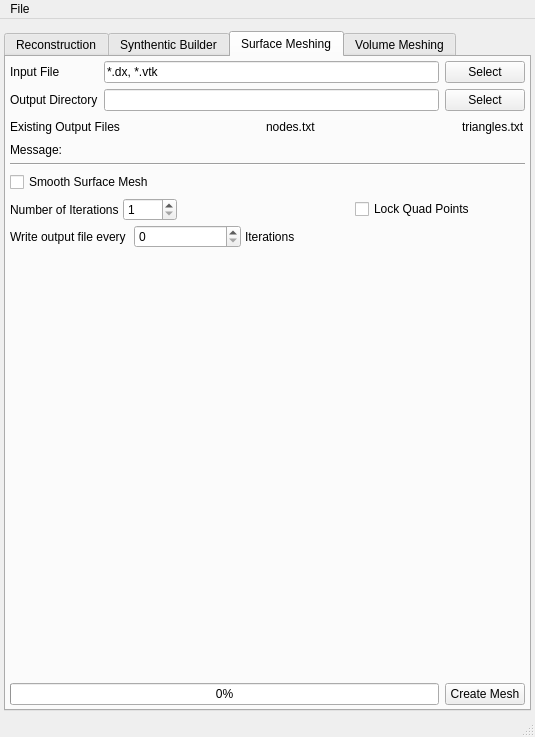
First picture: the form in Source/AIM/GUI/UI_Files/RepresentationUI.ui, repository BlueQuartzSoftware/DREAM3D, before the edit.
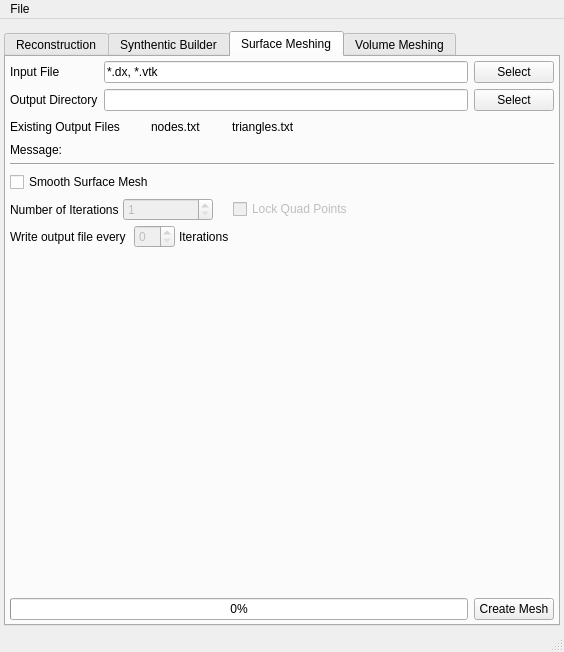
Second picture: the form after the edit. The open tabs and pages were chosen to show the change. Icons and pictures are not drawn.

```diff
--- a/Source/AIM/GUI/UI_Files/RepresentationUI.ui
+++ b/Source/AIM/GUI/UI_Files/RepresentationUI.ui
@@ -6,8 +6,8 @@
    <rect>
     <x>0</x>
     <y>0</y>
-    <width>535</width>
-    <height>737</height>
+    <width>564</width>
+    <height>652</height>
    </rect>
   </property>
   <property name="windowTitle">
@@ -1350,9 +1350,12 @@
             <property name="orientation">
              <enum>Qt::Horizontal</enum>
             </property>
+            <property name="sizeType">
+             <enum>QSizePolicy::Fixed</enum>
+            </property>
             <property name="sizeHint" stdset="0">
              <size>
-              <width>40</width>
+              <width>12</width>
               <height>20</height>
              </size>
             </property>
@@ -1380,9 +1383,12 @@
             <property name="orientation">
              <enum>Qt::Horizontal</enum>
             </property>
+            <property name="sizeType">
+             <enum>QSizePolicy::Fixed</enum>
+            </property>
             <property name="sizeHint" stdset="0">
              <size>
-              <width>40</width>
+              <width>12</width>
               <height>20</height>
              </size>
             </property>
@@ -1405,6 +1411,19 @@
             </property>
            </widget>
           </item>
+          <item>
+           <spacer name="horizontalSpacer_10">
+            <property name="orientation">
+             <enum>Qt::Horizontal</enum>
+            </property>
+            <property name="sizeHint" stdset="0">
+             <size>
+              <width>40</width>
+              <height>20</height>
+             </size>
+            </property>
+           </spacer>
+          </item>
          </layout>
         </item>
         <item>
@@ -1450,6 +1469,9 @@
             </item>
             <item>
              <widget class="QSpinBox" name="sm_SmoothIterations">
+              <property name="enabled">
+               <bool>false</bool>
+              </property>
               <property name="minimum">
                <number>1</number>
               </property>
@@ -1465,9 +1487,12 @@
             <property name="orientation">
              <enum>Qt::Horizontal</enum>
             </property>
+            <property name="sizeType">
+             <enum>QSizePolicy::Fixed</enum>
+            </property>
             <property name="sizeHint" stdset="0">
              <size>
-              <width>48</width>
+              <width>12</width>
               <height>20</height>
              </size>
             </property>
@@ -1475,6 +1500,9 @@
           </item>
           <item row="0" column="2">
            <widget class="QCheckBox" name="sm_LockQuadPoints">
+            <property name="enabled">
+             <bool>false</bool>
+            </property>
             <property name="text">
              <string>Lock Quad Points</string>
             </property>
@@ -1493,7 +1521,11 @@
              </widget>
             </item>
             <item>
-             <widget class="QSpinBox" name="sm_WriteOutputFileIncrement"/>
+             <widget class="QSpinBox" name="sm_WriteOutputFileIncrement">
+              <property name="enabled">
+               <bool>false</bool>
+              </property>
+             </widget>
             </item>
             <item>
              <widget class="QLabel" name="label_28">
@@ -1504,7 +1536,7 @@
             </item>
            </layout>
           </item>
-          <item row="1" column="2">
+          <item row="1" column="2" colspan="2">
            <spacer name="horizontalSpacer_9">
             <property name="orientation">
              <enum>Qt::Horizontal</enum>
@@ -1517,6 +1549,19 @@
             </property>
            </spacer>
           </item>
+          <item row="0" column="3">
+           <spacer name="horizontalSpacer_11">
+            <property name="orientation">
+             <enum>Qt::Horizontal</enum>
+            </property>
+            <property name="sizeHint" stdset="0">
+             <size>
+              <width>40</width>
+              <height>20</height>
+             </size>
+            </property>
+           </spacer>
+          </item>
          </layout>
         </item>
         <item>
@@ -1566,7 +1611,7 @@
     <rect>
      <x>0</x>
      <y>0</y>
-     <width>535</width>
+     <width>564</width>
      <height>22</height>
     </rect>
    </property>
```
Left out of the diff: 195 changed lines with no effect on the pictures.
